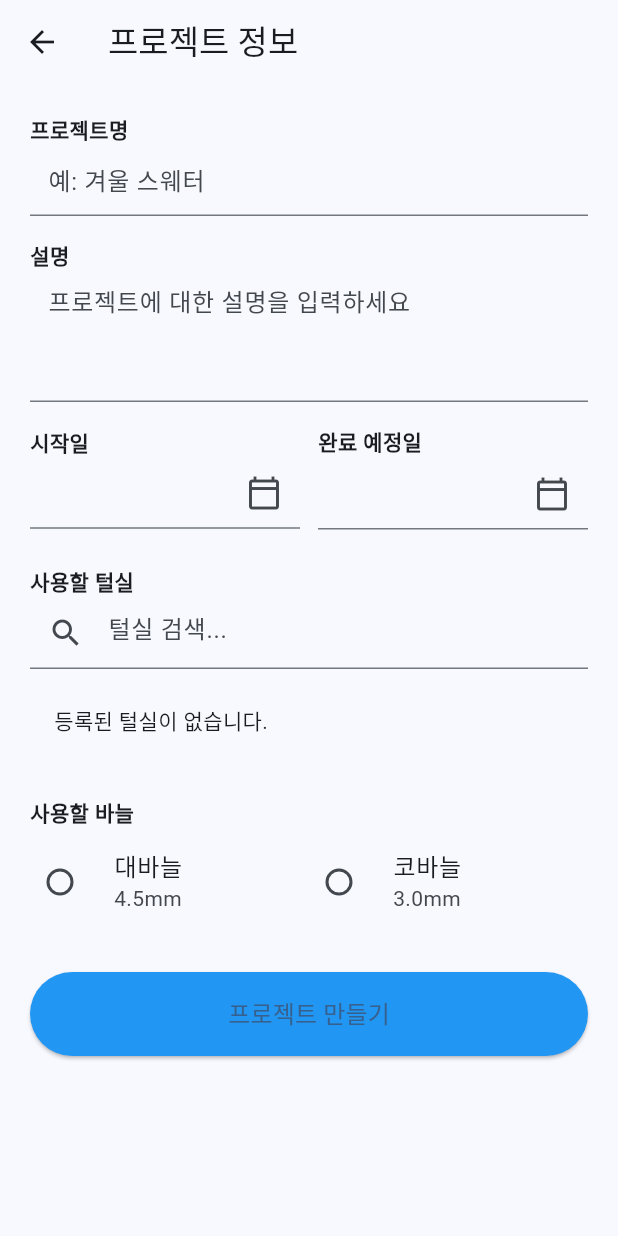
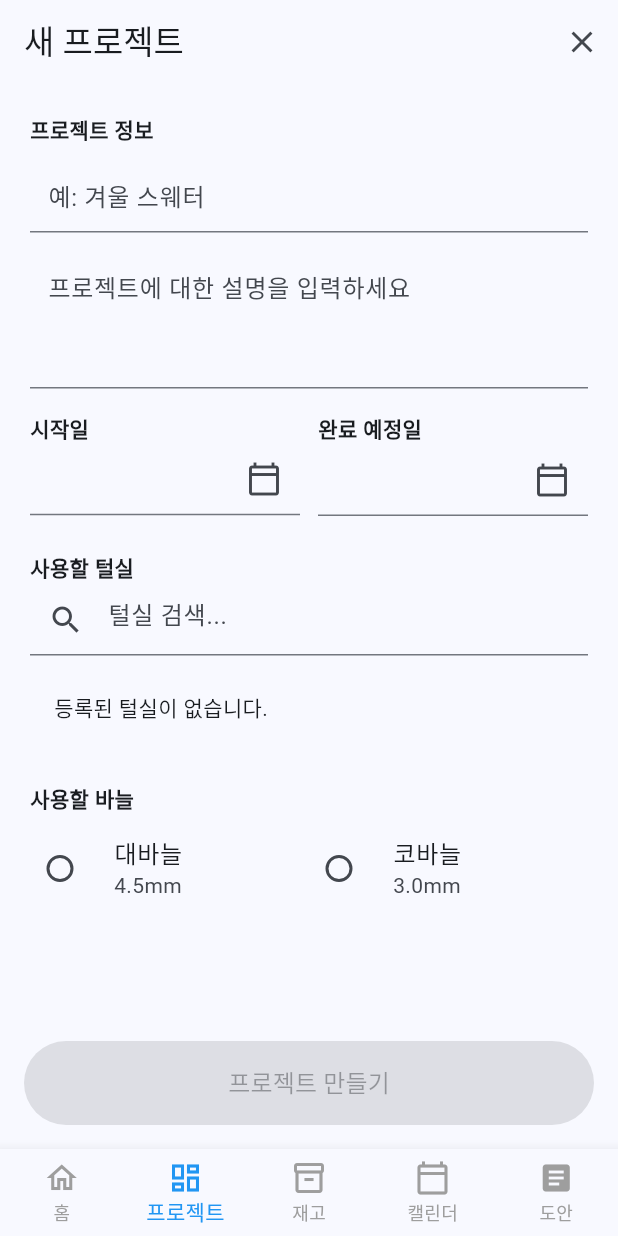
Before and after one commit to glgl-1/yarn, a Flutter app: the screen it shows after launch, item 2 of the bottom bar chosen, on a phone screen of 412 x 824 dp. Run offline on Flutter 3.47's test engine with Material 3 defaults, Android fonts, the light colour scheme and no system bars; our stand-ins replace get, hive_ce, hive_ce_flutter, lottie; accounts and stored records are empty; statements that could not run were skipped.

Commit message:
aboit_tabbar
tabbpar_edit

```diff
--- a/yarn/lib/main.dart
+++ b/yarn/lib/main.dart
@@ -6,8 +6,8 @@ import 'package:yarn/model/needle.dart';
 import 'package:yarn/model/project.dart';
 import 'package:yarn/model/yarn.dart';
 import 'package:yarn/view/home.dart';
-// import 'package:yarn/view/splashScrrenPage.dart';
 import 'package:yarn/adapters/hive_registrar.g.dart';
+import 'package:yarn/vm/ui_helper.dart';
 
 void main() async {
   await Hive.initFlutter();
--- a/yarn/lib/view/home.dart
+++ b/yarn/lib/view/home.dart
@@ -1,6 +1,4 @@
 import 'package:flutter/material.dart';
-import 'package:get/get.dart';
-import 'package:yarn/model/project.dart';
 import 'package:yarn/view/myinventory.dart';
 import 'package:yarn/view/myproject.dart';
 import 'package:yarn/vm/mybottomtapbar.dart';
@@ -14,13 +12,14 @@ class Home extends StatefulWidget {
 
 class _HomeState extends State<Home> {
   int _selectedIndex = 0;
-
   final List projects = [];
 
   @override
   Widget build(BuildContext context) {
-    return Scaffold(
-      body:
+    Widget page;
+    switch (_selectedIndex) {
+      case 0: // 메인화면
+        page =
             projects.isEmpty
                 ? Center(
                   child: Card(
@@ -31,9 +30,16 @@ class _HomeState extends State<Home> {
                       child: Column(
                         mainAxisSize: MainAxisSize.min,
                         children: const [
-                        Icon(Icons.info_outline, size: 48, color: Colors.blue),
+                          Icon(
+                            Icons.info_outline,
+                            size: 48,
+                            color: Colors.blue,
+                          ),
                           SizedBox(height: 16),
-                        Text('진행중인 작업이 없습니다', style: TextStyle(fontSize: 18)),
+                          Text(
+                            '진행중인 작업이 없습니다',
+                            style: TextStyle(fontSize: 18),
+                            ),
                         ],
                       ),
                     ),
@@ -42,10 +48,28 @@ class _HomeState extends State<Home> {
                 : ListView.builder(
                   itemCount: projects.length,
                   itemBuilder: (context, index) {
-                  // 프로젝트 카드 리스트 구현
-                  return Container(); // 예시
+                    return Container(); // 실제 프로젝트 카드 구현
                   },
-              ),
+                );
+        break;
+      case 1: // 프로젝트
+        page = Myproject();
+        break;
+      case 2: // 재고
+        page = Myinventory();
+        break;
+      case 3: // 캘린더
+        page = Center(child: Text('캘린더')); // 임시
+        break;
+      case 4: // 도안
+        page = Center(child: Text('도안')); // 임시
+        break;
+      default:
+        page = Center(child: Text('미구현'));
+    }
+
+    return Scaffold(
+      body: page,
       bottomNavigationBar: MyBottomTapBar(
         currentIndex: _selectedIndex,
         onTap: _onTabTapped,
@@ -53,26 +77,10 @@ class _HomeState extends State<Home> {
     );
   }
 
+  // --- functions ---
 
-
-//--------- Functions ---------
-
-  _onTabTapped(int index){
+  _onTabTapped(int index) {
     _selectedIndex = index;
-    switch(index){
-      case 0: // 홈
-      Get.offAll(Home());
-        break;
-      case 1: // 프로젝트
-      Get.to(Myproject());
-        break;
-      case 2: // 재고
-      Get.to(Myinventory());
-      case 3: // 캘린더
-      case 4: // 도안
-    }
     setState(() {});
   }
-
-
-}// END
+} // END
--- a/yarn/lib/view/myproject.dart
+++ b/yarn/lib/view/myproject.dart
@@ -2,17 +2,17 @@ import 'package:flutter/material.dart';
 import 'package:hive_ce/hive.dart';
 import 'package:hive_ce_flutter/hive_flutter.dart';
 import 'package:yarn/model/yarn.dart';
-import 'package:image_picker/image_picker.dart';
 
 class Myproject extends StatefulWidget {
   const Myproject({Key? key}) : super(key: key);
 
   @override
-  State<Myproject> createState() => _ProjectCreatePageState();
+  State<Myproject> createState() => _MyprojectState();
 }
 
-class _ProjectCreatePageState extends State<Myproject> {
+class _MyprojectState extends State<Myproject> {
   final _formKey = GlobalKey<FormState>();
+
   final TextEditingController _nameController = TextEditingController();
   final TextEditingController _descController = TextEditingController();
   DateTime? _startDate;
@@ -24,10 +24,29 @@ class _ProjectCreatePageState extends State<Myproject> {
 
   int? selectedNeedleType; // 0: 대바늘, 1: 코바늘
 
+  bool _isButtonEnabled = false;
+
   @override
   void initState() {
     super.initState();
     yarnBox = Hive.box<Yarn>('yarn');
+    _nameController.addListener(_checkButtonEnable);
+  }
+
+
+  @override
+  void dispose() {
+    _nameController.dispose();
+    _descController.dispose();
+    _searchController.dispose();
+    super.dispose();
+  }
+
+
+  void _checkButtonEnable() {
+    setState(() {
+      _isButtonEnabled = _nameController.text.trim().isNotEmpty;
+    });
   }
 
   Future<void> _pickDate(bool isStart) async {
@@ -51,7 +70,16 @@ class _ProjectCreatePageState extends State<Myproject> {
   @override
   Widget build(BuildContext context) {
     return Scaffold(
-      appBar: AppBar(title: const Text('프로젝트 정보')),
+      appBar: AppBar(
+        title: const Text('새 프로젝트'),
+        automaticallyImplyLeading: false,
+        actions: [
+          IconButton(
+            icon: const Icon(Icons.close),
+            onPressed: () => Navigator.pop(context),
+          ),
+        ],
+      ),
       body: SingleChildScrollView(
         padding: const EdgeInsets.all(20),
         child: Form(
@@ -59,7 +87,8 @@ class _ProjectCreatePageState extends State<Myproject> {
           child: Column(
             crossAxisAlignment: CrossAxisAlignment.start,
             children: [
-              const Text('프로젝트명', style: TextStyle(fontWeight: FontWeight.bold)),
+              const Text('프로젝트 정보', style: TextStyle(fontWeight: FontWeight.bold)),
+              const SizedBox(height: 10),
               TextFormField(
                 controller: _nameController,
                 decoration: const InputDecoration(
@@ -69,7 +98,6 @@ class _ProjectCreatePageState extends State<Myproject> {
                 validator: (v) => v == null || v.isEmpty ? '필수 입력' : null,
               ),
               const SizedBox(height: 16),
-              const Text('설명', style: TextStyle(fontWeight: FontWeight.bold)),
               TextFormField(
                 controller: _descController,
                 maxLines: 3,
@@ -149,11 +177,15 @@ class _ProjectCreatePageState extends State<Myproject> {
                 builder: (context, Box<Yarn> box, _) {
                   final allYarns = box.values.toList();
                   final allKeys = box.keys.toList();
-                  final search = _searchController.text.trim();
+                  final search = _searchController.text.trim().toLowerCase();
                   final filtered = search.isEmpty
                       ? List.generate(allYarns.length, (i) => i)
                       : List.generate(allYarns.length, (i) => i)
-                          .where((i) => allYarns[i].name.contains(search) || allYarns[i].brand.contains(search))
+                          .where(
+                            (i) =>
+                                allYarns[i].name.toLowerCase().contains(search) ||
+                                allYarns[i].brand.toLowerCase().contains(search),
+                          )
                           .toList();
 
                   if (allYarns.isEmpty) {
@@ -172,7 +204,10 @@ class _ProjectCreatePageState extends State<Myproject> {
                           // leading: (yarn.imagePath != null && yarn.imagePath.isNotEmpty)
                           //     ? Image.network(yarn.imagePath, width: 40, height: 40, fit: BoxFit.cover)
                           //     : const Icon(Icons.image_not_supported),
-                          title: Text(yarn.name, style: const TextStyle(fontWeight: FontWeight.bold)),
+                          title: Text(
+                            yarn.name,
+                            style: const TextStyle(fontWeight: FontWeight.bold),
+                          ),
                           subtitle: Column(
                             crossAxisAlignment: CrossAxisAlignment.start,
                             children: [
@@ -232,16 +267,25 @@ class _ProjectCreatePageState extends State<Myproject> {
                   ),
                 ],
               ),
-              const SizedBox(height: 24),
-              SizedBox(
-                width: double.infinity,
+              const SizedBox(height: 80), // 여유 공간
+            ],
+          ),
+        ),
+      ),
+      bottomNavigationBar: Padding(
+        padding: const EdgeInsets.all(16),
         child: ElevatedButton(
-                  onPressed: () {
-                    // 프로젝트 생성 로직 (폼 검증 등)
+          onPressed: _isButtonEnabled
+              ? () {
                   if (_formKey.currentState!.validate()) {
-                      // Hive에 저장 등
+                    // Hive에 저장 등 프로젝트 생성 로직 구현
+                    ScaffoldMessenger.of(context).showSnackBar(
+                      const SnackBar(content: Text('프로젝트가 생성되었습니다!')),
+                    );
+                    // 필요한 동작 추가
                   }
-                  },
+                }
+              : null,
           style: ElevatedButton.styleFrom(
             backgroundColor: Colors.blue,
             padding: const EdgeInsets.symmetric(vertical: 16),
@@ -249,14 +293,6 @@ class _ProjectCreatePageState extends State<Myproject> {
           child: const Text('프로젝트 만들기', style: TextStyle(fontSize: 16)),
         ),
       ),
-            ],
-          ),
-        ),
-      ),
     );
   }
-
-
-
-
-}// END
+}
```
Also changed, not shown: yarn/lib/vm/ui_helper.dart (added, +15 -0 lines), yarn/pubspec.lock, 5 other files. Lines whose indentation alone changed are shown as unchanged.
